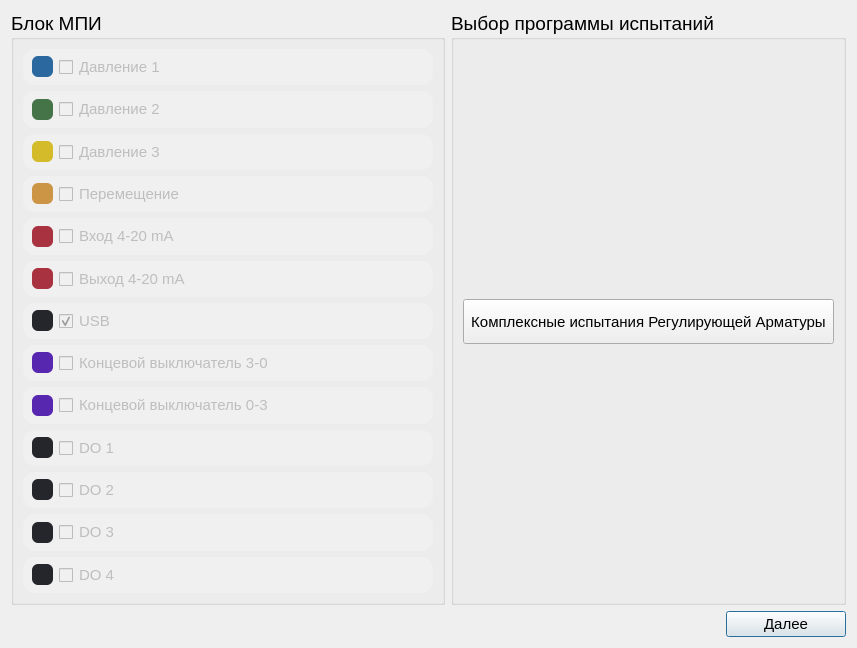
First picture: the form in Src/Ui/Setup/SelectTests.ui, repository Rekvim/MpiSkdIlim, before the edit.
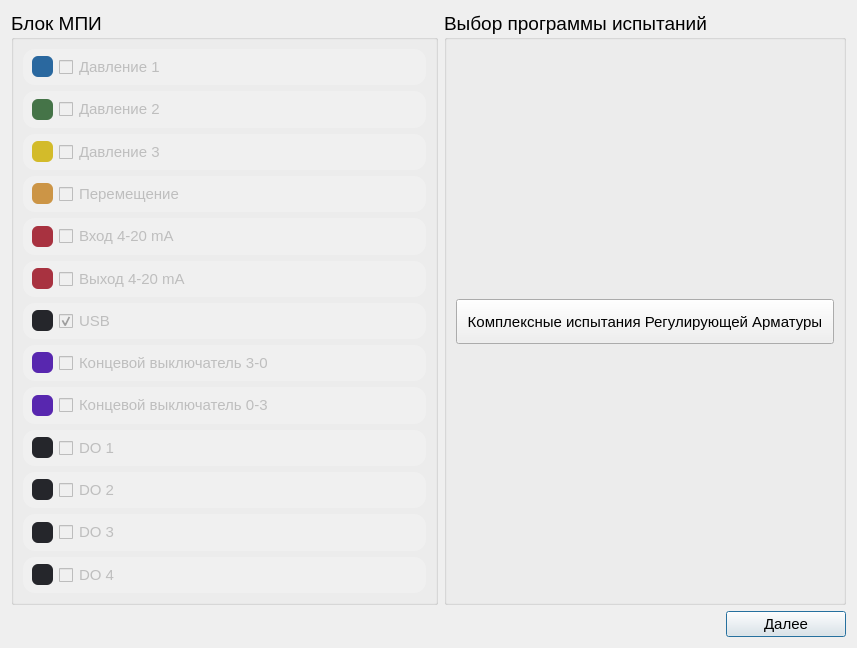
Second picture: the form after the edit.

Diff of the .ui file:
```diff
--- a/Src/Ui/Setup/SelectTests.ui
+++ b/Src/Ui/Setup/SelectTests.ui
@@ -1115,7 +1115,7 @@
            </font>
           </property>
           <property name="styleSheet">
-           <string notr="true"/>
+           <string notr="true">padding: 5px 5px;</string>
           </property>
           <property name="text">
            <string>Комплексные испытания Регулирующей Арматуры</string>
```
